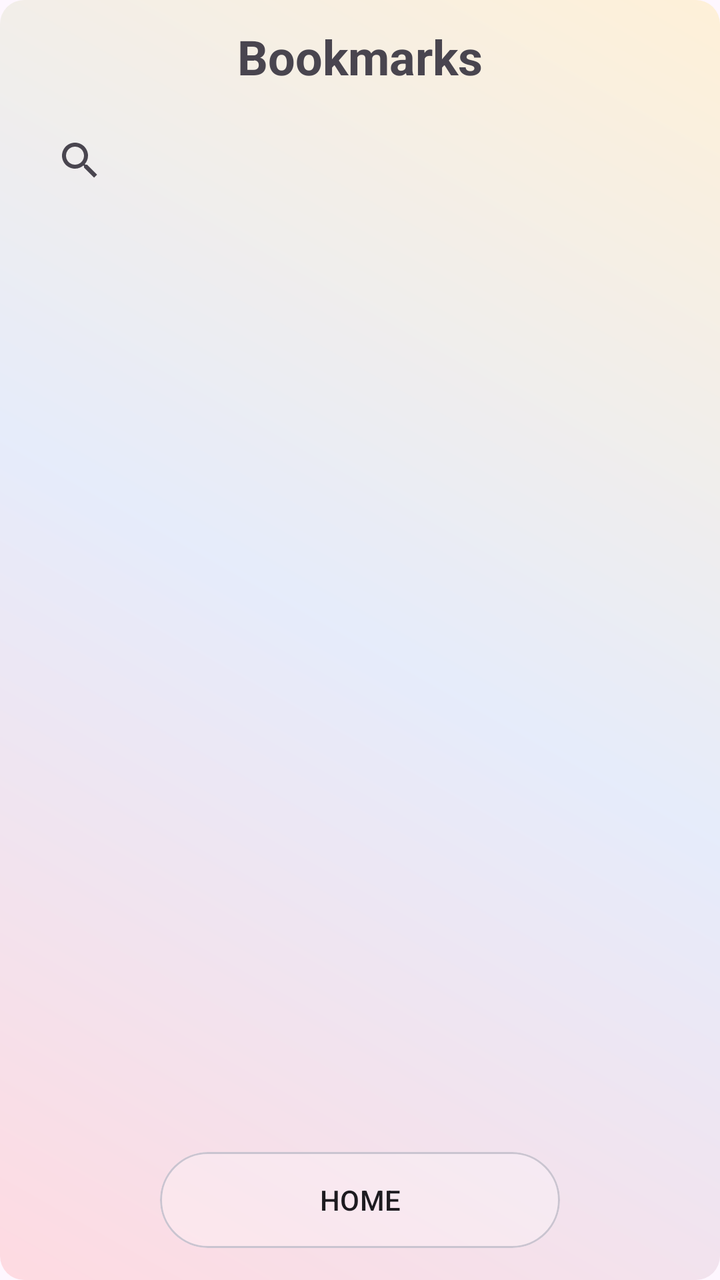
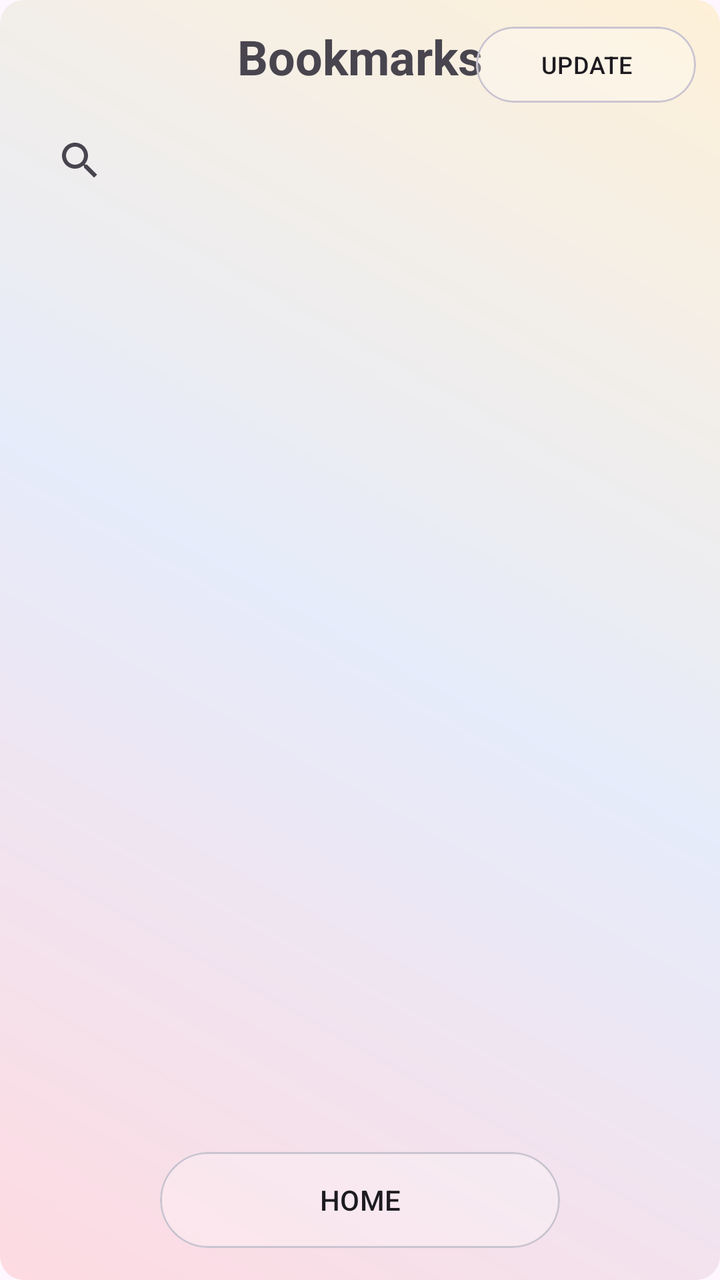

Before-and-after screenshots of an Android layout around one commit, followed by the original layout XML and the change that was made.
<!-- AndroidManifest.xml: application theme Theme.MangaV5 -->
<!-- res/layout/activity_bookmarks_page.xml -->
<?xml version="1.0" encoding="utf-8"?>
<androidx.constraintlayout.widget.ConstraintLayout
    xmlns:android="http://schemas.android.com/apk/res/android"
    xmlns:app="http://schemas.android.com/apk/res-auto"
    android:layout_width="match_parent"
    android:layout_height="match_parent"
    android:background="@drawable/bg_gradient"
    android:fitsSystemWindows="true">

    
    <TextView
        android:id="@+id/tv_page_title"
        android:layout_width="wrap_content"
        android:layout_height="wrap_content"
        android:text="Bookmarks"
        android:textSize="24sp"
        android:textStyle="bold"
        android:gravity="center"
        android:padding="12dp"
        app:layout_constraintTop_toTopOf="parent"
        app:layout_constraintStart_toStartOf="parent"
        app:layout_constraintEnd_toEndOf="parent" />
    
    <androidx.appcompat.widget.SearchView
        android:id="@+id/search_bookmarks"
        android:layout_width="0dp"
        android:layout_height="wrap_content"
        android:layout_marginStart="16dp"
        android:layout_marginEnd="16dp"
        app:layout_constraintTop_toBottomOf="@id/tv_page_title"
        app:layout_constraintStart_toStartOf="parent"
        app:layout_constraintEnd_toEndOf="parent" />

    
    <TextView
        android:id="@+id/bookmark_loading_text"
        android:layout_width="wrap_content"
        android:layout_height="wrap_content"
        android:gravity="center"
        android:padding="12dp"
        android:text="No match try again..."
        android:textSize="24sp"
        android:textStyle="bold"
        android:visibility="gone"
        app:layout_constraintBottom_toBottomOf="@+id/recycler_bookmarks"
        app:layout_constraintEnd_toEndOf="@+id/recycler_bookmarks"
        app:layout_constraintStart_toStartOf="@+id/recycler_bookmarks"
        app:layout_constraintTop_toTopOf="@+id/recycler_bookmarks" />

    
    <androidx.recyclerview.widget.RecyclerView
        android:id="@+id/recycler_bookmarks"
        android:layout_width="0dp"
        android:layout_height="0dp"
        android:clipToPadding="false"
        android:padding="8dp"
        app:layout_constraintBottom_toTopOf="@id/homeButtonCard"
        app:layout_constraintEnd_toEndOf="parent"
        app:layout_constraintStart_toStartOf="parent"
        app:layout_constraintTop_toBottomOf="@+id/search_bookmarks" />

    
    <TextView
        android:id="@+id/tv_empty"
        android:layout_width="wrap_content"
        android:layout_height="wrap_content"
        android:text="No bookmarks yet"
        android:textSize="18sp"
        android:textColor="@android:color/darker_gray"
        android:visibility="gone"
        android:gravity="center"
        app:layout_constraintTop_toBottomOf="@id/tv_page_title"
        app:layout_constraintBottom_toTopOf="@id/homeButtonCard"
        app:layout_constraintStart_toStartOf="parent"
        app:layout_constraintEnd_toEndOf="parent" />

    
    <FrameLayout
        android:id="@+id/homeButtonCard"
        android:layout_width="200dp"
        android:layout_height="48dp"
        app:layout_constraintBottom_toBottomOf="parent"
        app:layout_constraintStart_toStartOf="parent"
        app:layout_constraintEnd_toEndOf="parent"
        android:layout_marginBottom="16dp"
        android:clipChildren="false"
        android:clipToPadding="false">

        
        <com.google.android.material.card.MaterialCardView
            android:layout_width="match_parent"
            android:layout_height="match_parent"
            app:cardCornerRadius="28dp"
            app:cardBackgroundColor="@android:color/transparent"
            android:clipChildren="false"
            android:clipToPadding="false">

            <View
                android:id="@+id/bookmarkBlurBackground"
                android:layout_width="match_parent"
                android:layout_height="match_parent"
                android:background="@drawable/glass_bg" />
        </com.google.android.material.card.MaterialCardView>

        
        <Button
            android:id="@+id/btn_home"
            android:layout_width="match_parent"
            android:layout_height="match_parent"
            android:background="@android:color/transparent"
            android:gravity="center"
            android:text="HOME"
            android:textColor="?android:attr/textColorPrimary"
            android:textSize="14sp"
            android:textAllCaps="false" />
    </FrameLayout>

</androidx.constraintlayout.widget.ConstraintLayout>
<!-- resources referenced by this layout -->
<resources>
  <!-- drawable bg_gradient (drawable) -->
  <shape xmlns:android="http://schemas.android.com/apk/res/android"
      android:shape="rectangle">
  
      <gradient
          android:startColor="#33FF6B6B"
          android:centerColor="#3385C1E9"
          android:endColor="#33FFD93D"
          android:angle="45"
          android:type="linear"/>
  
      <corners android:radius="12dp"/>
  </shape>
  <!-- drawable glass_bg (drawable) -->
  <layer-list xmlns:android="http://schemas.android.com/apk/res/android">
  
      
      <item>
          <shape android:shape="rectangle">
              <solid android:color="@android:color/transparent"/>
              <corners android:radius="50dp"/>
              <stroke
                  android:width="1dp"
                  android:color="#80FFFFFF"/>
          </shape>
      </item>
  
      
      <item android:left="0dp" android:top="0dp" android:right="0dp" android:bottom="0dp">
          <shape android:shape="rectangle">
              <solid android:color="#40FFFFFF"/>
              <corners android:radius="50dp"/>
          </shape>
      </item>
  
  </layer-list>
  <style name="Theme.MangaV5" parent="Theme.MaterialComponents.DayNight.DarkActionBar">
          
          <item name="colorPrimary">@color/purple_500</item>
          <item name="colorPrimaryVariant">@color/purple_700</item>
          <item name="colorOnPrimary">@color/white</item>
          
          <item name="colorSecondary">@color/teal_200</item>
          <item name="colorSecondaryVariant">@color/teal_700</item>
          <item name="colorOnSecondary">@color/black</item>
          
          <item name="android:statusBarColor">?attr/colorPrimaryVariant</item>
          
      </style>
  <color name="purple_500">#FF6200EE</color>
  <color name="purple_700">#FF3700B3</color>
  <color name="white">#FFFFFFFF</color>
  <color name="teal_200">#FF03DAC5</color>
  <color name="teal_700">#FF018786</color>
  <color name="black">#FF000000</color>
</resources>

<!-- the commit's change to res/layout/activity_bookmarks_page.xml (unified diff, before → after) -->
@@ -20,6 +20,42 @@
         app:layout_constraintTop_toTopOf="parent"
         app:layout_constraintStart_toStartOf="parent"
         app:layout_constraintEnd_toEndOf="parent" />
+
+    <FrameLayout
+        android:id="@+id/updateButtonCard"
+        android:layout_width="110dp"
+        android:layout_height="38dp"
+        android:layout_marginEnd="12dp"
+        android:layout_marginTop="8dp"
+        app:layout_constraintTop_toTopOf="@id/tv_page_title"
+        app:layout_constraintBottom_toBottomOf="@id/tv_page_title"
+        app:layout_constraintEnd_toEndOf="parent">
+
+        
+        <com.google.android.material.card.MaterialCardView
+            android:layout_width="match_parent"
+            android:layout_height="match_parent"
+            app:cardCornerRadius="24dp"
+            app:cardBackgroundColor="@android:color/transparent">
+
+            <View
+                android:layout_width="match_parent"
+                android:layout_height="match_parent"
+                android:background="@drawable/glass_bg" />
+        </com.google.android.material.card.MaterialCardView>
+
+        
+        <Button
+            android:id="@+id/btn_update"
+            android:layout_width="match_parent"
+            android:layout_height="match_parent"
+            android:background="@android:color/transparent"
+            android:text="UPDATE"
+            android:textAllCaps="false"
+            android:textSize="12sp"
+            android:textColor="?android:attr/textColorPrimary"
+            android:gravity="center"/>
+    </FrameLayout>
     
     <androidx.appcompat.widget.SearchView
         android:id="@+id/search_bookmarks"
